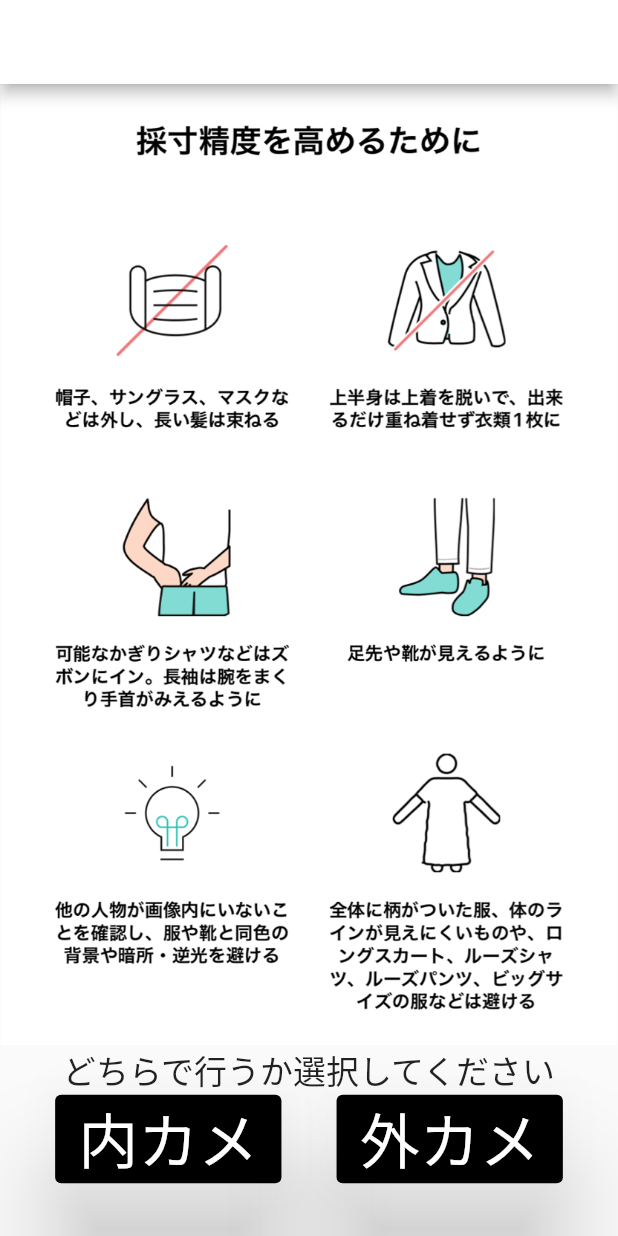
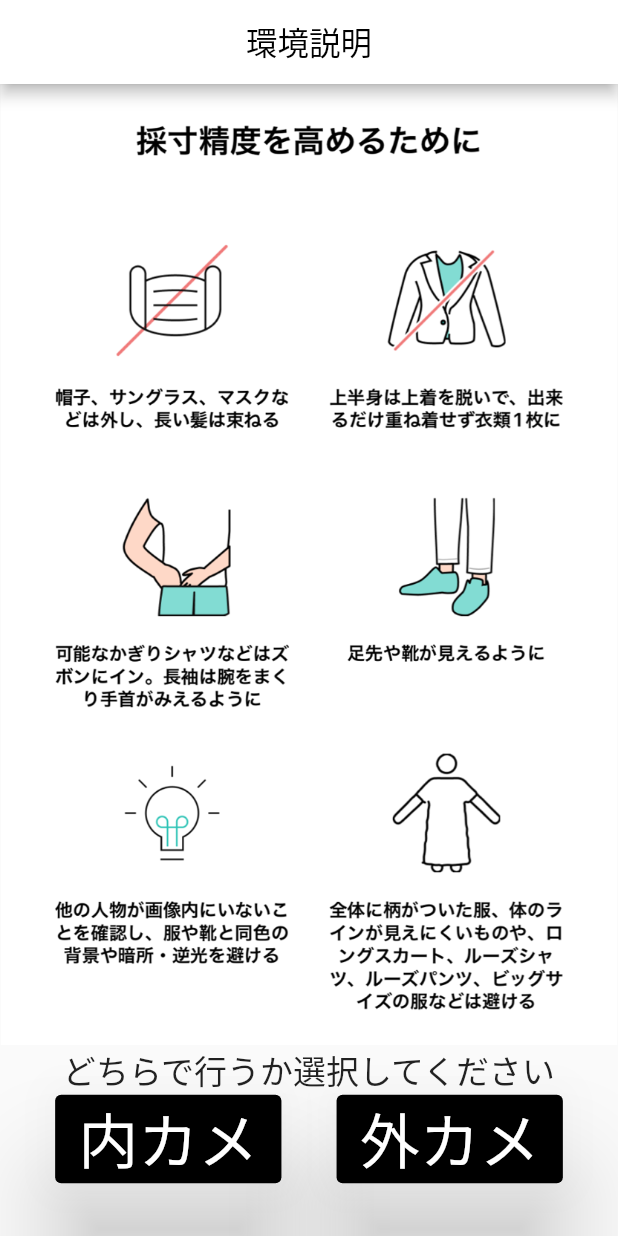
Before and after one commit to 22726020/AIdakko, a Flutter app: the screen it shows after launch, after a tap on an icon or button, on a phone screen of 412 x 824 dp. Run offline on Flutter 3.47's test engine with Material 2 defaults, Android fonts, the phone set to English and light mode, and no system bars; our stand-ins replace audioplayers, camera, image_gallery_saver; missing offline and left inert: google_mlkit_pose_detection.

Commit message:
色の調整

```diff
--- a/lib/junbi.dart
+++ b/lib/junbi.dart
@@ -16,7 +16,7 @@ class JunbiINPage extends StatefulWidget {
 
 class _JunbiINPageState extends State<JunbiINPage> {
   final _audio = AudioCache();
-  //色
+  //色の変更
   var appbar_colors = Colors.white;
   var appbar_text_colors = Colors.black;
   var main_colors = Colors.black;
@@ -28,8 +28,8 @@ class _JunbiINPageState extends State<JunbiINPage> {
     return Scaffold(
         appBar: AppBar(centerTitle: true,
           actions:[IconButton(onPressed: (){Navigator.popUntil(context, (Route<dynamic> route) => route.isFirst);}, icon:Icon(Icons.home))],
-          title: Text('内カメラ',style:TextStyle(color: main_text_colors)),
-        backgroundColor: main_colors),
+          title: Text('内カメラ',style:TextStyle(color: appbar_text_colors)),
+        backgroundColor: appbar_colors),
         body: SingleChildScrollView(
           child: Column(children: <Widget>[
             Image.asset("assets/manual2.png"),
@@ -93,7 +93,7 @@ class JunbiOUTPage extends StatefulWidget {
 
 class _JunbiOUTPageState extends State<JunbiOUTPage> {
   final _audio = AudioCache();
-  //色
+  //色の変更
   var appbar_colors = Colors.white;
   var appbar_text_colors = Colors.black;
   var main_colors = Colors.black;
--- a/lib/manual.dart
+++ b/lib/manual.dart
@@ -17,20 +17,20 @@ class ManualPage extends StatefulWidget {
 
 class _ManualPageState extends State<ManualPage> {
   final _audio = AudioCache();
-  //色
+  //色の変更
   var appbar_colors = Colors.white;
-  var appbar_text_colors = Colors.white;
+  var appbar_text_colors = Colors.black;
   var main_colors = Colors.black;
   var sub_colors = Colors.black;
-  var main_text_color = Colors.white;
+  var main_text_colors = Colors.white;
   var sub_text_colors = Colors.white;
   @override
   Widget build(BuildContext context) {
     return Scaffold(
         appBar: AppBar(centerTitle: true,
           actions:[IconButton(onPressed: (){Navigator.popUntil(context, (Route<dynamic> route) => route.isFirst);}, icon:Icon(Icons.home))],
-          title: Text('環境説明',style:TextStyle(color: appbar_colors )),
-        backgroundColor: appbar_text_colors),
+          title: Text('環境説明',style:TextStyle(color: appbar_text_colors )),
+        backgroundColor: appbar_colors),
         body: SingleChildScrollView(
           child: Column(children: <Widget>[
             Image.asset("assets/manual.png"),
@@ -49,7 +49,7 @@ class _ManualPageState extends State<ManualPage> {
           backgroundColor: main_colors,
           elevation: 30,
           ),
-                child: Text('内カメ',style: TextStyle(fontSize: 40, color: main_text_color)),
+                child: Text('内カメ',style: TextStyle(fontSize: 40, color: main_text_colors)),
           ),
       ElevatedButton(
         onPressed: (){
@@ -62,7 +62,7 @@ class _ManualPageState extends State<ManualPage> {
           backgroundColor: main_colors,
           elevation: 30,
           ),
-                child: Text('外カメ',style: TextStyle(fontSize: 40, color: main_text_color)),
+                child: Text('外カメ',style: TextStyle(fontSize: 40, color: main_text_colors)),
           ),
           ],
     ),
```
